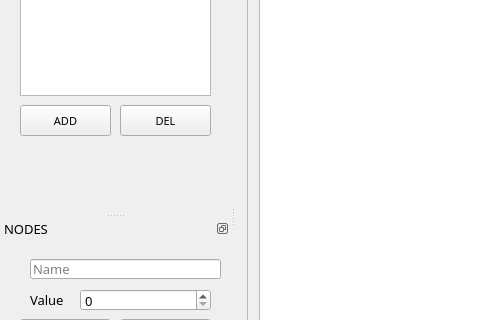
Old version of the form GraphViewerGUI/GraphViewerGUI.ui in the repository The0nlyOne/GraphViewerGUI; both pictures show x 0 to 480 and y 168 to 488 of the 1299 by 717 pixel window.
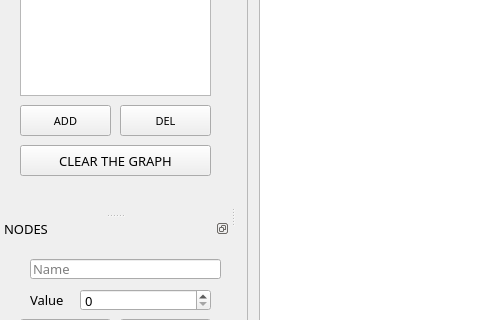
New version of the form.

Diff of the .ui file:
```diff
--- a/GraphViewerGUI/GraphViewerGUI.ui
+++ b/GraphViewerGUI/GraphViewerGUI.ui
@@ -303,6 +303,25 @@
       </rect>
      </property>
     </widget>
+    <widget class="QPushButton" name="clearGraphButton">
+     <property name="geometry">
+      <rect>
+       <x>20</x>
+       <y>220</y>
+       <width>191</width>
+       <height>31</height>
+      </rect>
+     </property>
+     <property name="font">
+      <font>
+       <family>MS Reference Sans Serif</family>
+       <pointsize>10</pointsize>
+      </font>
+     </property>
+     <property name="text">
+      <string>CLEAR THE GRAPH</string>
+     </property>
+    </widget>
    </widget>
   </widget>
   <widget class="QDockWidget" name="verticesDockWidget">
```
